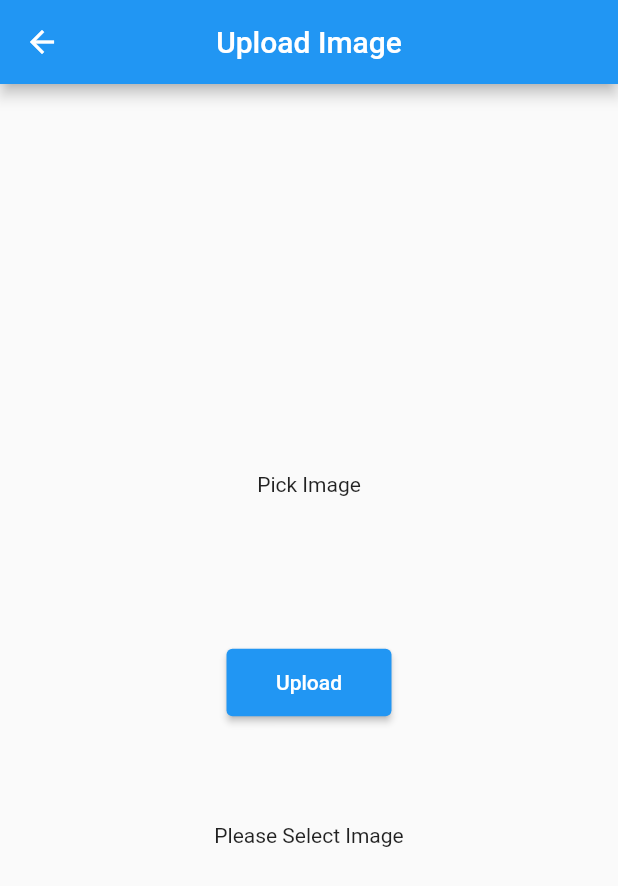
After one commit to mani-devv/RestApi, a Flutter app: the UploadImageScreen screen opened directly, after a tap on "Pick Image", after a tap on "Upload", on a phone screen of 412 x 824 dp. The commit adds this screen. Shown: the top 886 px of the screen. Run offline on Flutter 3.47's test engine with Material 2 defaults, Android fonts, the phone set to English and light mode, and no system bars; drawn by our look-alikes of modal_progress_hud_nsn; our stand-ins replace image_picker.

Commit message:
Added New

```diff
--- /dev/null
+++ b/lib/image_upload.dart
@@ -0,0 +1,127 @@
+import 'dart:io';
+
+import 'package:flutter/material.dart';
+import 'package:http/http.dart' as http;
+import 'package:image_picker/image_picker.dart';
+import 'package:modal_progress_hud_nsn/modal_progress_hud_nsn.dart';
+
+class UploadImageScreen extends StatefulWidget {
+  const UploadImageScreen({Key? key}) : super(key: key);
+
+  @override
+  State<UploadImageScreen> createState() => _UploadImageScreenState();
+}
+
+class _UploadImageScreenState extends State<UploadImageScreen> {
+  File? image;
+  final _picker = ImagePicker();
+  bool showSpinner = false;
+  String error = '';
+
+  Future getImage() async {
+    final pickedFile =
+        await _picker.pickImage(source: ImageSource.gallery, imageQuality: 80);
+    if (pickedFile != null) {
+      image = File(pickedFile.path);
+      setState(() {
+        error = 'Ready to Upload';
+      });
+    } else {
+      setState(() {
+        error ="No Image Selected";
+      });
+    }
+  }
+
+  Future<void> uploadImage() async {
+    if (image != null) {
+      setState(() {
+        showSpinner = true;
+      });
+      var stream = http.ByteStream(image!.openRead());
+      stream.cast();
+
+      var length = await image!.length();
+
+      var uri = Uri.parse('https://fakestoreapi.com/products');
+
+      var request = http.MultipartRequest('POST', uri);
+
+      request.fields['title'] = "Static title";
+
+      var multiport = http.MultipartFile('image', stream, length);
+
+      request.files.add(multiport);
+
+      var response = await request.send();
+
+      if (response.statusCode == 200) {
+        setState(() {
+          showSpinner = false;
+          error = 'Image Uploaded';
+        });
+
+      } else {
+        setState(() {
+          showSpinner = false;
+          error = 'Failed to Upload';
+        });
+
+      }
+    } else {
+      setState(() {
+        error = 'Please Select Image';
+      });
+    }
+  }
+
+  @override
+  Widget build(BuildContext context) {
+    return ModalProgressHUD(
+      inAsyncCall: showSpinner,
+      child: Scaffold(
+        appBar: AppBar(
+          centerTitle: true,
+          title: const Text("Upload Image"),
+        ),
+        body: Column(
+          mainAxisAlignment: MainAxisAlignment.center,
+          crossAxisAlignment: CrossAxisAlignment.center,
+          children: [
+            GestureDetector(
+              onTap: () => getImage(),
+              child: Container(
+                child: image == null
+                    ? const Center(
+                        child:  Text('Pick Image'),
+                      )
+                    : Center(
+                      child: Image.file(
+                        File(image!.path).absolute,
+                        height: 200,
+                        width: 200,
+                        fit: BoxFit.contain,
+                      ),
+                    ),
+              ),
+            ),
+            const SizedBox(
+              height: 100,
+            ),
+            ElevatedButton(
+              style: ButtonStyle(
+                minimumSize: MaterialStateProperty.all(const Size(110, 45)),
+              ),
+              onPressed: () => uploadImage(),
+              child: const Text('Upload'),
+            ),
+            const SizedBox(
+              height: 70,
+            ),
+            Text(error != null ?  error : 'No Image Slected'),
+          ],
+        ),
+      ),
+    );
+  }
+}
--- a/lib/last_example.dart
+++ b/lib/last_example.dart
@@ -56,7 +56,8 @@ class _LastExampleState extends State<LastExample> {
                           width: MediaQuery.of(context).size.width * 1,
                           child: ListView.builder(
                             scrollDirection: Axis.horizontal,
-                            itemCount: snapshot.data!.data![index].products![index].images!.length,
+                            itemCount: snapshot.data!.data![index]
+                                .products![index].images!.length,
                             itemBuilder: (context, position) {
                               return Container(
                                 height:
--- a/lib/main.dart
+++ b/lib/main.dart
@@ -1,5 +1,6 @@
 import 'package:api_tutor_1/example_four.dart';
 import 'package:api_tutor_1/example_three.dart';
+import 'package:api_tutor_1/image_upload.dart';
 import 'package:api_tutor_1/last_example.dart';
 import 'package:api_tutor_1/signin.dart';
 import 'package:api_tutor_1/signup.dart';
@@ -115,6 +116,16 @@ class MainScreen extends StatelessWidget {
               },
               child: const Text("Sign In"),
             ),
+            ElevatedButton(
+              onPressed: () {
+                Navigator.push(context, CupertinoPageRoute(
+                  builder: (context) {
+                    return const UploadImageScreen();
+                  },
+                ));
+              },
+              child: const Text("Upload Image"),
+            ),
           ],
         ),
       ),
--- a/pubspec.yaml
+++ b/pubspec.yaml
@@ -36,6 +36,8 @@ dependencies:
   cupertino_icons: ^1.0.2
   http: ^0.13.4
   json_annotation: ^4.6.0
+  modal_progress_hud_nsn: ^0.3.0
+  image_picker: ^0.8.5+3
 
 dev_dependencies:
   flutter_test:
```
Also changed, not shown: pubspec.lock, 2 other files.
